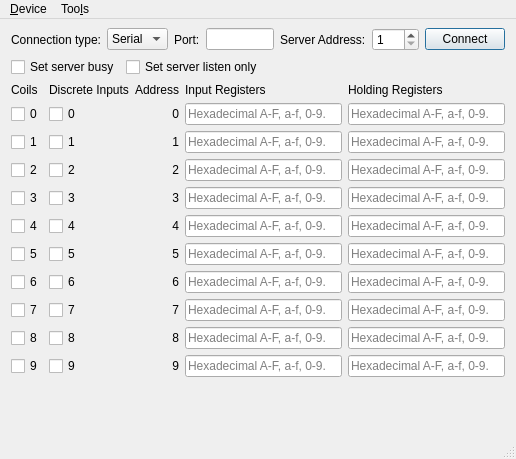
Above: mainwindow.ui from assemblits/device-simulator before the change. Below: the same form after it.
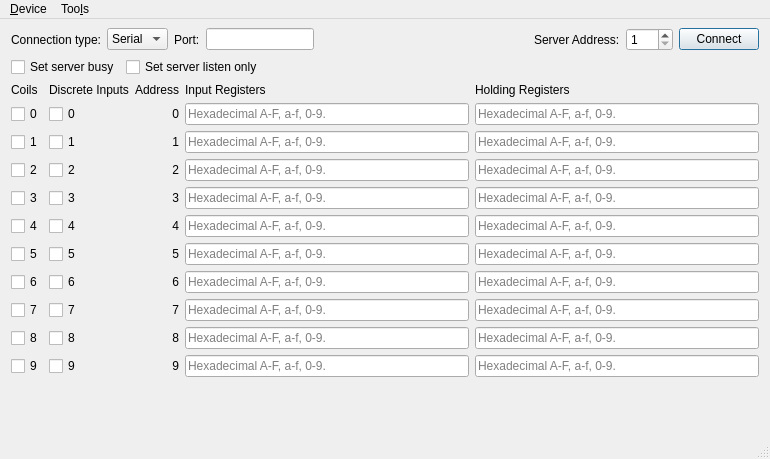
That is the form after the change. Icons and pictures are not drawn.

Commit message: Basic Travis file added

Patch:
```diff
--- a/mainwindow.ui
+++ b/mainwindow.ui
@@ -6,7 +6,7 @@
    <rect>
     <x>0</x>
     <y>0</y>
-    <width>516</width>
+    <width>770</width>
     <height>459</height>
    </rect>
   </property>
@@ -752,7 +752,7 @@
     <rect>
      <x>0</x>
      <y>0</y>
-     <width>516</width>
+     <width>770</width>
      <height>22</height>
     </rect>
    </property>
```
The commit also changes 1 other file.
